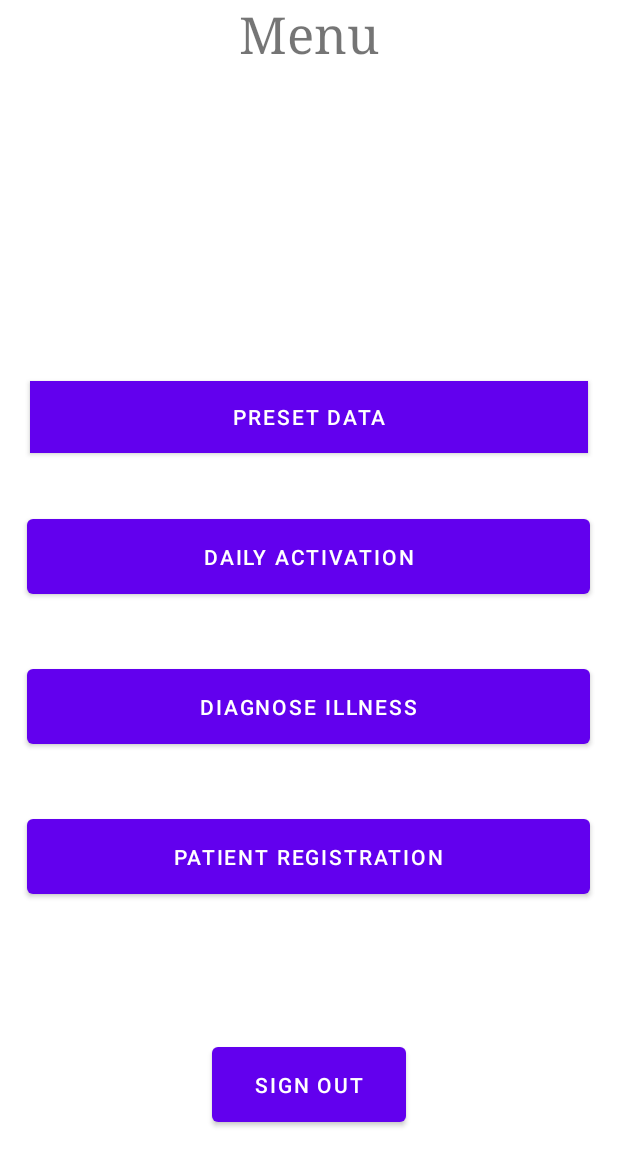
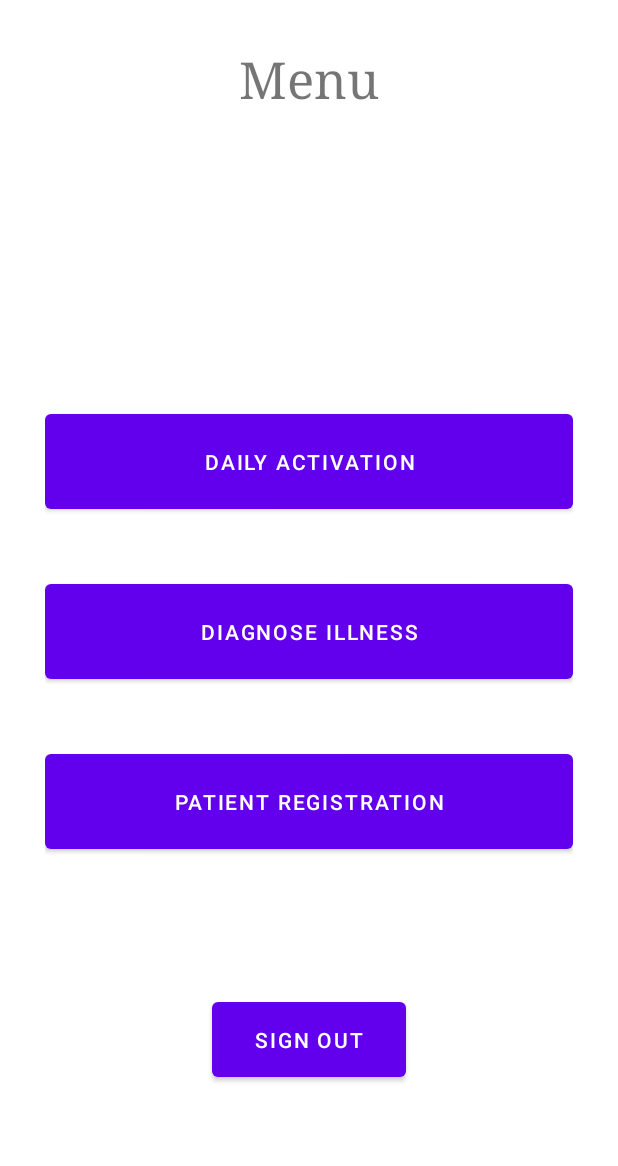
Before and after one commit to sohumk07/ParivaarApp, an Android app: the layout activity_menu.xml on its own in the app's theme, with its tools: preview values and no code run, on a phone screen of 412 x 824 dp. Shown: the top 1166 px of the screen. Run offline under Robolectric (Android 15) with nearby library versions, the phone set to English and light mode, and no system bars.

```diff
--- a/app/src/main/java/com/example/parivaarapp/ClinicLogin.java
+++ b/app/src/main/java/com/example/parivaarapp/ClinicLogin.java
@@ -21,12 +21,16 @@ public class ClinicLogin extends AppCompatActivity {
     private EditText districtname;
     private EditText clinicname;
 
+    public String district;
+    public String clinicNum;
+
 
 
     @Override
     protected void onCreate(Bundle savedInstanceState) {
         super.onCreate(savedInstanceState);
         setContentView(R.layout.activity_clinic_login);
+
 
         districtname = findViewById(R.id.textView7);
         clinicname = findViewById(R.id.textView52);
--- a/app/src/main/res/layout/activity_menu.xml
+++ b/app/src/main/res/layout/activity_menu.xml
@@ -4,30 +4,15 @@
     xmlns:tools="http://schemas.android.com/tools"
     android:layout_width="match_parent"
     android:layout_height="match_parent"
+    android:layout_margin="30dp"
     android:background="#FDFDFD"
     android:backgroundTint="#FFFFFF"
     tools:context=".Menu">
 
     <Button
-        android:id="@+id/preset_data"
-        android:layout_width="372dp"
-        android:layout_height="wrap_content"
-        android:layout_above="@+id/daily_activation"
-        android:layout_centerHorizontal="true"
-        android:layout_marginBottom="38dp"
-        android:background="#E91E63"
-        android:backgroundTint="#E91E63"
-        android:text="Preset Data"
-        android:textColor="@color/white"
-        android:theme="@android:style/Theme.Black"
-        app:strokeColor="#E91E63"
-        tools:layout_editor_absoluteX="6dp"
-        tools:layout_editor_absoluteY="151dp" />
-
-    <Button
         android:id="@+id/daily_activation"
         android:layout_width="375dp"
-        android:layout_height="62dp"
+        android:layout_height="75dp"
         android:layout_above="@+id/diagnose_illness"
         android:layout_centerHorizontal="true"
         android:layout_marginBottom="38dp"
@@ -38,7 +23,7 @@
     <Button
         android:id="@+id/diagnose_illness"
         android:layout_width="375dp"
-        android:layout_height="62dp"
+        android:layout_height="75dp"
         android:layout_above="@+id/Patient_Registration"
         android:layout_centerHorizontal="true"
         android:layout_marginBottom="38dp"
@@ -49,7 +34,7 @@
     <Button
         android:id="@+id/Patient_Registration"
         android:layout_width="375dp"
-        android:layout_height="62dp"
+        android:layout_height="75dp"
         android:layout_above="@+id/sign_out"
         android:layout_centerHorizontal="true"
         android:layout_marginBottom="90dp"
```
Also changed, not shown: app/src/main/java/com/example/parivaarapp/Menu.java (+9 -10 lines), app/src/main/res/layout/activity_diagnose_illness.xml (+3 -4 lines).
